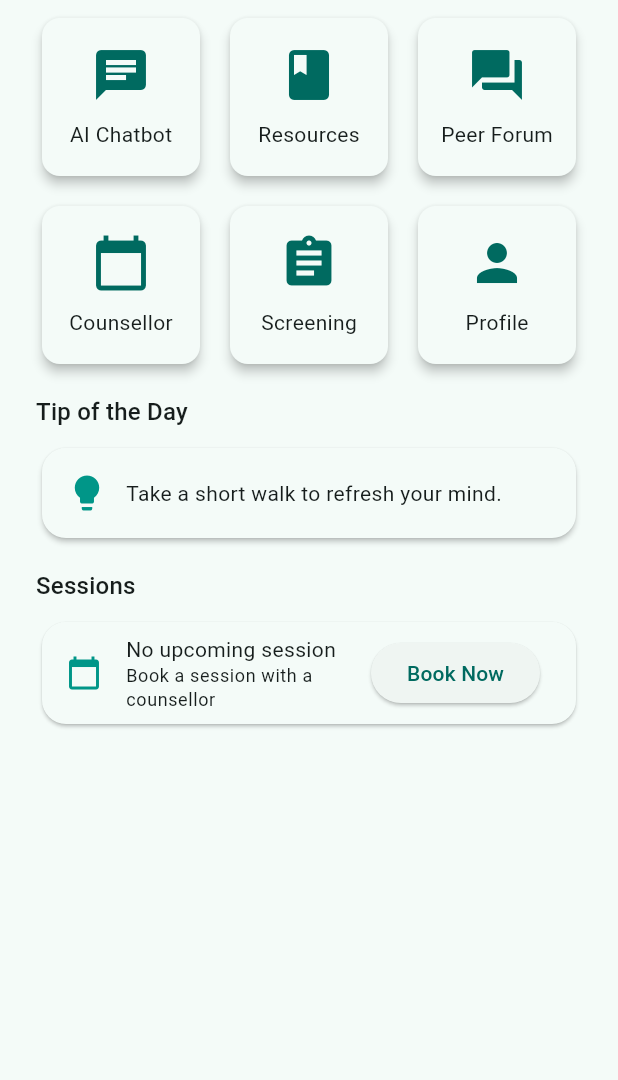
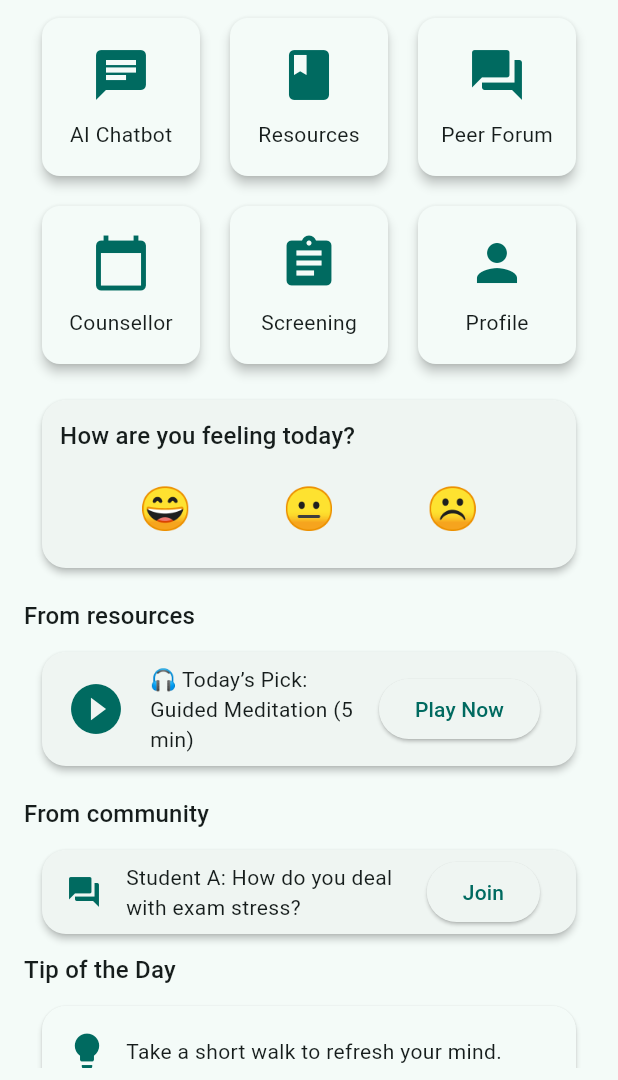
Before and after one commit to dhruvjagtap/Mind-Care, a Flutter app: the screen it shows once a user with an empty profile is signed in, on a phone screen of 412 x 824 dp, the part 156-1236 px from its top. Run offline on Flutter 3.47's test engine with Material 3 defaults, Android fonts, the phone set to English and light mode, and no system bars; our stand-ins replace firebase_auth, firebase_core, flutter_riverpod; accounts and stored records are empty; generated files the repository leaves out were written again.

```diff
--- a/lib/feature/home/home_screen.dart
+++ b/lib/feature/home/home_screen.dart
@@ -26,6 +26,7 @@ class HomeScreen extends ConsumerWidget {
       ),
       body: Padding(
         padding: EdgeInsets.all(8),
+        child: SingleChildScrollView(
           child: Column(
             crossAxisAlignment: CrossAxisAlignment.start,
             children: [
@@ -79,16 +80,64 @@ class HomeScreen extends ConsumerWidget {
 
               const SizedBox(height: 16),
 
-            Padding(
-              padding: const EdgeInsets.fromLTRB(16, 0, 16, 8),
-              child: Text('Tip of the Day', style: theme.textTheme.titleMedium),
-            ),
-            _buildTipCard(context, "Take a short walk to refresh your mind."),
+              SizedBox(
+                height: 450,
+                child: ListView(
+                  scrollDirection: Axis.vertical,
+                  children: [
+                    _buildMoodCheckIn(theme),
+
                     const SizedBox(height: 16),
 
+                    // 4. Featured Resource
                     Padding(
-              padding: const EdgeInsets.fromLTRB(16, 0, 16, 0),
-              child: Text('Sessions', style: theme.textTheme.titleMedium),
+                      padding: const EdgeInsets.fromLTRB(8, 0, 16, 8),
+                      child: Text(
+                        'From resources',
+                        style: theme.textTheme.titleMedium,
+                      ),
+                    ),
+                    _buildResourceCard(
+                      theme,
+                      "🎧 Today’s Pick: Guided Meditation (5 min)",
+                    ),
+
+                    const SizedBox(height: 16),
+
+                    // 5. Community Highlight
+                    Padding(
+                      padding: const EdgeInsets.fromLTRB(8, 0, 16, 8),
+                      child: Text(
+                        'From community',
+                        style: theme.textTheme.titleMedium,
+                      ),
+                    ),
+                    _buildCommunityCard(
+                      theme,
+                      "Student A: How do you deal with exam stress?",
+                    ),
+
+                    const SizedBox(height: 8),
+
+                    Padding(
+                      padding: const EdgeInsets.fromLTRB(8, 0, 16, 8),
+                      child: Text(
+                        'Tip of the Day',
+                        style: theme.textTheme.titleMedium,
+                      ),
+                    ),
+                    _buildTipCard(
+                      theme,
+                      "Take a short walk to refresh your mind.",
+                    ),
+                    const SizedBox(height: 8),
+
+                    Padding(
+                      padding: const EdgeInsets.fromLTRB(8, 0, 16, 0),
+                      child: Text(
+                        'Sessions',
+                        style: theme.textTheme.titleMedium,
+                      ),
                     ),
                     const SizedBox(height: 8),
                     _buildSessionCard(
@@ -101,14 +150,109 @@ class HomeScreen extends ConsumerWidget {
                       },
                     ),
                     const SizedBox(height: 16),
+                    // 6. Encouragement Footer
+                    _buildFooter(theme, "You are stronger than you think"),
                   ],
+                ),
+              ),
+            ],
+          ),
         ),
       ),
     );
   }
 
-  Widget _buildTipCard(BuildContext context, String tip) {
-    final theme = Theme.of(context);
+  Widget _buildMoodCheckIn(ThemeData theme) {
+    return Padding(
+      padding: const EdgeInsets.symmetric(horizontal: 16),
+      child: Card(
+        elevation: 2,
+        shape: RoundedRectangleBorder(borderRadius: BorderRadius.circular(16)),
+        child: Padding(
+          padding: const EdgeInsets.all(12),
+          child: Column(
+            crossAxisAlignment: CrossAxisAlignment.start,
+            children: [
+              Text(
+                "How are you feeling today?",
+                style: theme.textTheme.titleMedium,
+              ),
+              const SizedBox(height: 8),
+              Row(
+                mainAxisAlignment: MainAxisAlignment.spaceEvenly,
+                children: [
+                  IconButton(
+                    icon: const Text("😄", style: TextStyle(fontSize: 28)),
+                    onPressed: () {},
+                  ),
+                  IconButton(
+                    icon: const Text("😐", style: TextStyle(fontSize: 28)),
+                    onPressed: () {},
+                  ),
+                  IconButton(
+                    icon: const Text("☹️", style: TextStyle(fontSize: 28)),
+                    onPressed: () {},
+                  ),
+                ],
+              ),
+            ],
+          ),
+        ),
+      ),
+    );
+  }
+
+  Widget _buildResourceCard(ThemeData theme, String title) {
+    return Padding(
+      padding: const EdgeInsets.symmetric(horizontal: 16),
+      child: Card(
+        elevation: 2,
+        shape: RoundedRectangleBorder(borderRadius: BorderRadius.circular(16)),
+        child: ListTile(
+          leading: Icon(
+            Icons.play_circle_fill,
+            color: theme.colorScheme.primary,
+            size: 40,
+          ),
+          title: Text(title, style: theme.textTheme.bodyMedium),
+          trailing: ElevatedButton(
+            onPressed: () {},
+            child: const Text("Play Now"),
+          ),
+        ),
+      ),
+    );
+  }
+
+  Widget _buildCommunityCard(ThemeData theme, String question) {
+    return Padding(
+      padding: const EdgeInsets.symmetric(horizontal: 16),
+      child: Card(
+        elevation: 2,
+        shape: RoundedRectangleBorder(borderRadius: BorderRadius.circular(16)),
+        child: ListTile(
+          leading: Icon(Icons.forum, color: theme.colorScheme.primary),
+          title: Text(question, style: theme.textTheme.bodyMedium),
+          trailing: ElevatedButton(onPressed: () {}, child: const Text("Join")),
+        ),
+      ),
+    );
+  }
+
+  Widget _buildFooter(ThemeData theme, String message) {
+    return Center(
+      child: Text(
+        message,
+        style: theme.textTheme.bodyMedium?.copyWith(
+          fontStyle: FontStyle.italic,
+          color: theme.colorScheme.primary,
+        ),
+        textAlign: TextAlign.center,
+      ),
+    );
+  }
+
+  Widget _buildTipCard(ThemeData theme, String tip) {
     return Padding(
       padding: const EdgeInsets.symmetric(horizontal: 16),
       child: Card(
@@ -119,7 +263,7 @@ class HomeScreen extends ConsumerWidget {
           padding: EdgeInsets.all(16),
           child: Row(
             children: [
-              const Icon(Icons.lightbulb, color: Colors.teal, size: 28),
+              Icon(Icons.lightbulb, color: theme.colorScheme.primary, size: 28),
               const SizedBox(width: 12),
               Expanded(child: Text(tip, style: theme.textTheme.bodyMedium)),
             ],
@@ -171,7 +315,7 @@ class HomeScreen extends ConsumerWidget {
         color: theme.colorScheme.surface,
         shape: RoundedRectangleBorder(borderRadius: BorderRadius.circular(16)),
         child: ListTile(
-          leading: const Icon(Icons.calendar_today, color: Colors.teal),
+          leading: Icon(Icons.calendar_today, color: theme.colorScheme.primary),
           title: Text(title, style: theme.textTheme.bodyMedium),
           subtitle: Text(subtitle, style: theme.textTheme.bodySmall),
           trailing: ElevatedButton(
```
Also changed, not shown: lib/firebase_options.dart (deleted), remember.txt (line endings or trailing spaces), 1 other file. Lines whose indentation alone changed are shown as unchanged.
